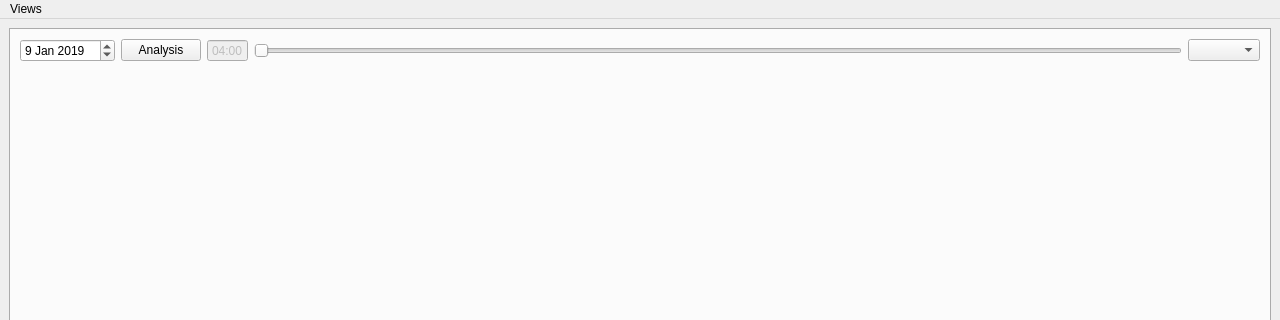
Old version of the form src/mainwindow.ui in the repository skyzh/Meteor; both pictures show x 0 to 1280 and y 0 to 320 of the 1280 by 720 pixel window.
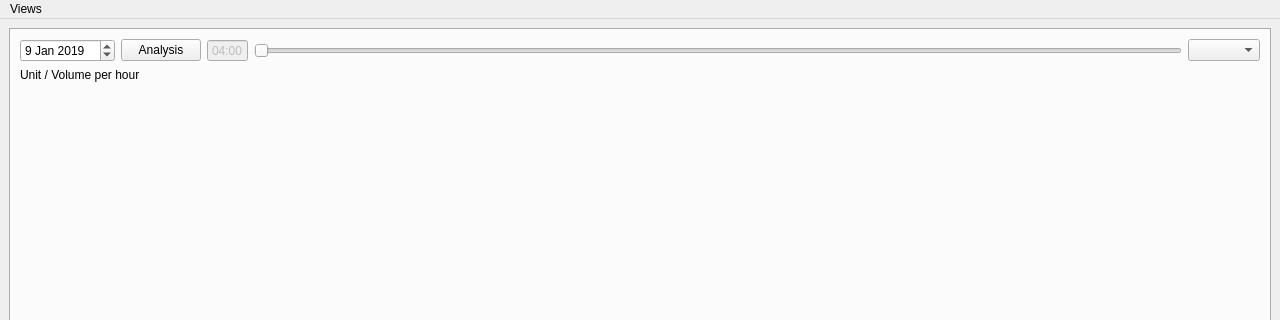
New version of the form. The open tabs and pages were chosen to show the change.

Commit message: update readme, add station line mapping

```diff
--- a/src/mainwindow.ui
+++ b/src/mainwindow.ui
@@ -610,6 +610,13 @@
           </item>
          </layout>
         </item>
+        <item>
+         <widget class="QLabel" name="labelFlowUnit">
+          <property name="text">
+           <string>Unit / Volume per hour</string>
+          </property>
+         </widget>
+        </item>
         <item>
          <widget class="QFrame" name="frameFlow">
           <property name="sizePolicy">
```
The commit also changes 2 other files.
